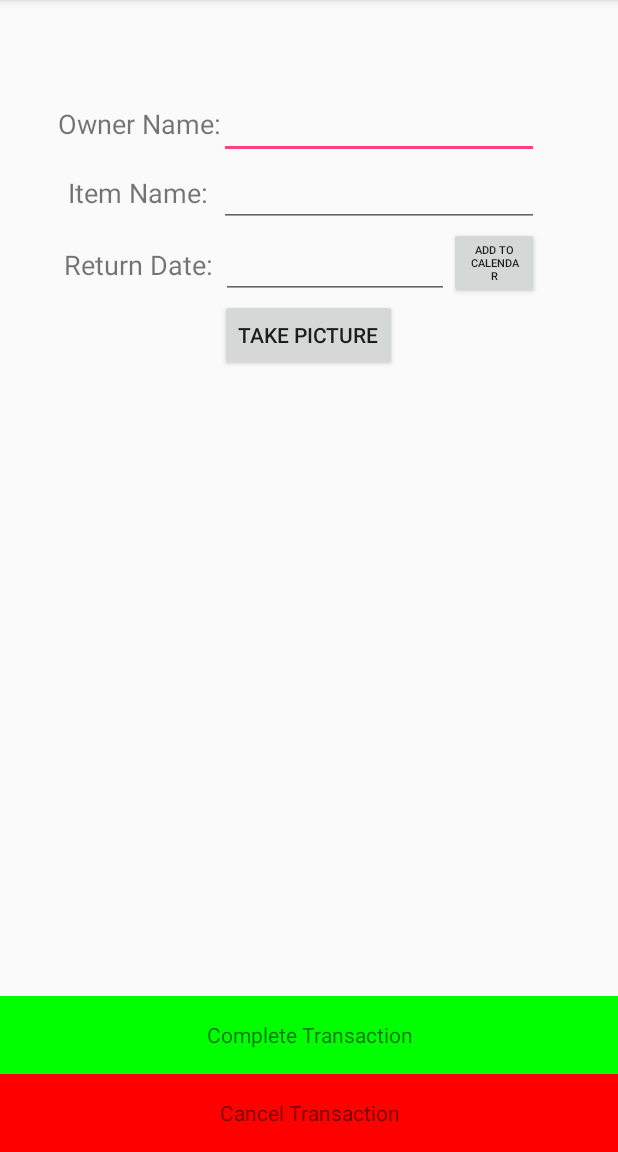
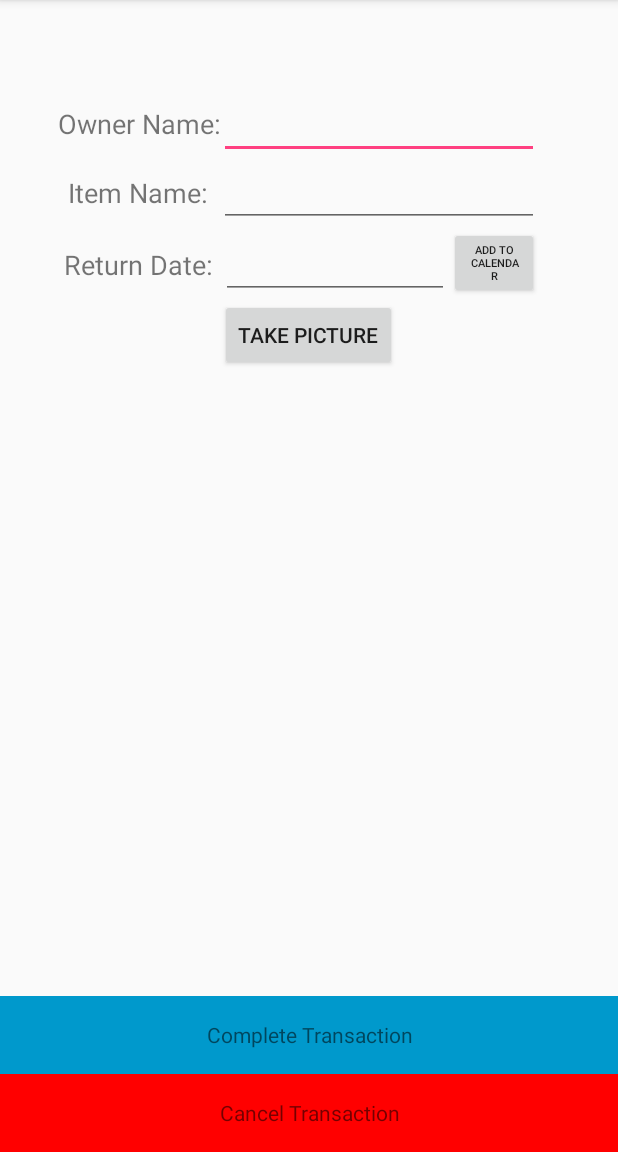
Before and after one commit to amikmandal/LendIt, an Android app: the MainActivity screen opened directly, with no data from a screen before it, item 2 of the bottom bar chosen, on a phone screen of 412 x 824 dp, the part 84-1236 px from its top. Run offline under Robolectric (Android 15) with nearby library versions, the phone set to English and light mode, and no system bars; libraries missing offline, so code that uses them is left out: com.firebase.client; Roboto replaces fonts that are not available here; 4 statements that could not run were skipped.

```diff
--- a/app/src/main/java/com/example/sabrinapin/lendit/MainActivity.java
+++ b/app/src/main/java/com/example/sabrinapin/lendit/MainActivity.java
@@ -14,8 +14,12 @@ import android.support.v7.app.AppCompatActivity;
 import android.support.v7.widget.LinearLayoutManager;
 import android.support.v7.widget.RecyclerView;
 import android.view.MenuItem;
+import android.view.View;
 import android.widget.Adapter;
+import android.widget.Button;
 import android.widget.TextView;
+
+import com.firebase.client.Firebase;
 
 import java.io.ByteArrayInputStream;
 import java.util.ArrayList;
@@ -28,10 +32,13 @@ public class MainActivity extends AppCompatActivity {
     private TextView mTextMessage;
     private static final String TAG = "MainActivity";
     private TransactionAdapter mAdapter;
+    private Firebase mRef;
+    private Button mSendData;
     String[] mPeople;
     String[] mObjects;
     String[] mDates;
     Bitmap[] mImages;
+
 
     private BottomNavigationView.OnNavigationItemSelectedListener mOnNavigationItemSelectedListener
             = new BottomNavigationView.OnNavigationItemSelectedListener() {
@@ -58,6 +65,20 @@ public class MainActivity extends AppCompatActivity {
     protected void onCreate(Bundle savedInstanceState) {
         super.onCreate(savedInstanceState);
         setContentView(R.layout.activity_main);
+        Firebase.setAndroidContext(this);
+        mRef = new Firebase("https://lendit-af1e0.firebaseio.com/");
+        mSendData = (Button) findViewById(R.id.add);
+        mSendData.setOnClickListener(new View.OnClickListener() {
+            @Override
+            public void onClick(View view){
+                Firebase mrefChild =mRef.child("Name");
+                mrefChild.setValue("amik");
+                Firebase mdateChild =mRef.child("Date");
+                mdateChild.setValue("April 21");
+
+            }
+
+        });
 
         transactionList = new ArrayList<Transaction>();
 
--- a/app/src/main/res/layout/activity_new_transaction.xml
+++ b/app/src/main/res/layout/activity_new_transaction.xml
@@ -67,16 +67,6 @@
         android:textSize="7sp" />
 
     <TextView
-        android:id="@+id/completeTransaction"
-        android:layout_width="match_parent"
-        android:layout_height="52dp"
-        android:layout_above="@+id/cancelTransaction"
-        android:layout_alignParentStart="true"
-        android:background="#00FF00"
-        android:gravity="center"
-        android:text="Complete Transaction" />
-
-    <TextView
         android:id="@+id/cancelTransaction"
         android:layout_width="match_parent"
         android:layout_height="52dp"
@@ -114,4 +104,14 @@
         android:text="Item Name:"
         android:textSize="18sp" />
 
+    <TextView
+        android:id="@+id/completeTransaction"
+        android:layout_width="match_parent"
+        android:layout_height="52dp"
+        android:layout_above="@+id/cancelTransaction"
+        android:layout_alignParentStart="true"
+        android:gravity="center"
+        android:background="@android:color/holo_blue_dark"
+        android:text="Complete Transaction" />
+
 </RelativeLayout>
```
Also changed, not shown: app/build.gradle (+15 -1 lines), app/src/main/java/com/example/sabrinapin/lendit/NewTransaction.java (+36 -19 lines), app/src/main/res/layout/activity_main.xml (+13 -2 lines).
